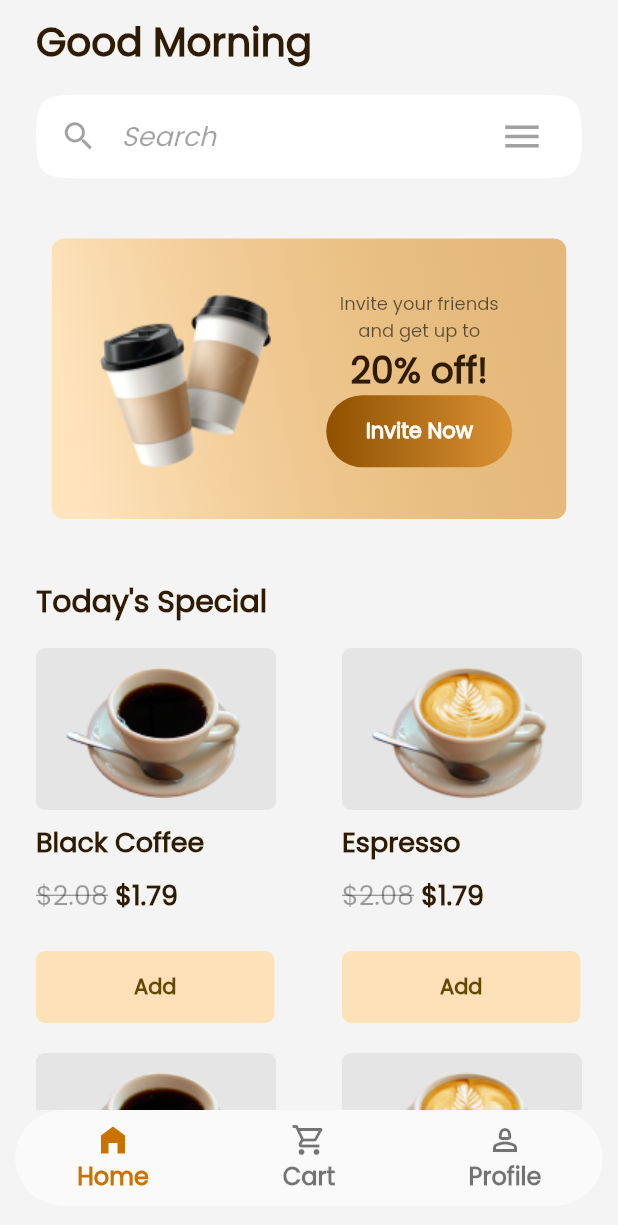
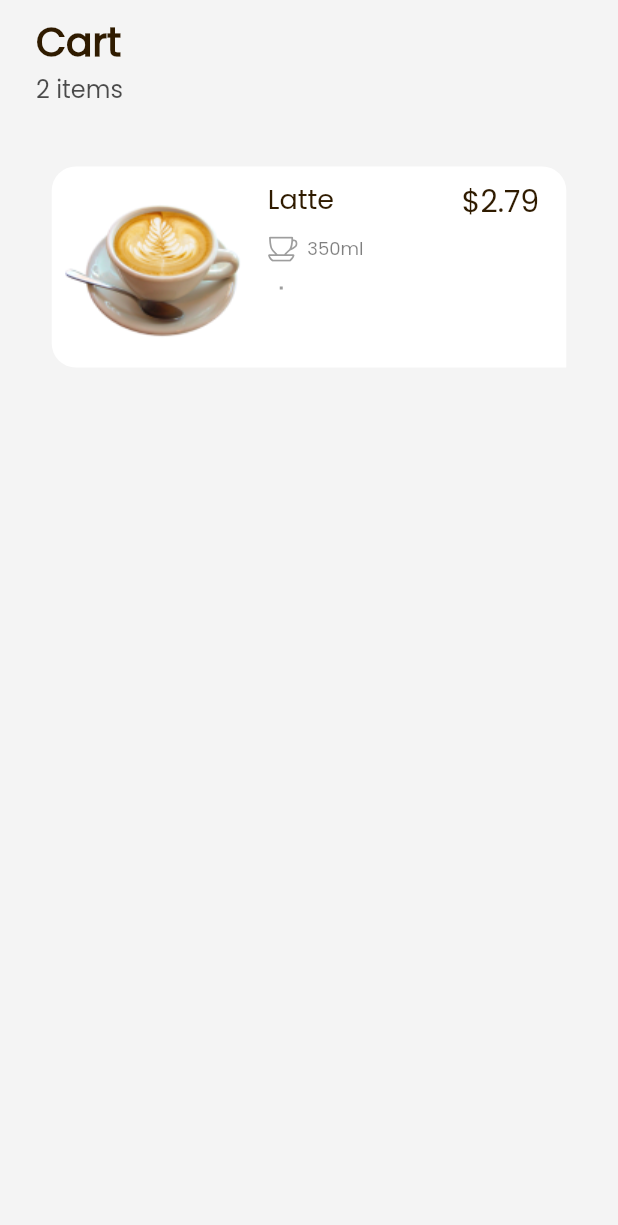
Before and after one commit to skfareeduddin/brewista, a Flutter app: the screen it shows after launch, on a phone screen of 412 x 824 dp. Shown: the top 1225 px of the screen. Run offline on Flutter 3.47's test engine with Material 2 defaults, Android fonts, the phone set to English and light mode, and no system bars; our stand-ins replace flutter_svg.

Commit message:
Adding Cart Screen.

```diff
--- a/lib/main.dart
+++ b/lib/main.dart
@@ -1,3 +1,4 @@
+import 'package:brewista/screens/cart.dart';
 import 'package:brewista/screens/home.dart';
 import 'package:brewista/screens/profile.dart';
 import 'package:brewista/screens/sign_up.dart';
@@ -13,11 +14,12 @@ class Brewista extends StatelessWidget {
   @override
   Widget build(BuildContext context) {
     return MaterialApp(
-      initialRoute: HomeScreen.id,
+      initialRoute: CartScreen.id,
       routes: {
         SignUp.id: (context) => const SignUp(),
         HomeScreen.id: (context) => const HomeScreen(),
         ProfileScreen.id: (context) => const ProfileScreen(),
+        CartScreen.id: (context) => const CartScreen(),
       },
     );
   }
--- /dev/null
+++ b/lib/screens/cart.dart
@@ -0,0 +1,170 @@
+import 'package:flutter/material.dart';
+import 'package:flutter_svg/flutter_svg.dart';
+
+class CartScreen extends StatefulWidget {
+  static const id = 'cart';
+
+  const CartScreen({super.key});
+
+  @override
+  State<CartScreen> createState() => _CartScreenState();
+}
+
+class _CartScreenState extends State<CartScreen> {
+  @override
+  Widget build(BuildContext context) {
+    return Scaffold(
+      backgroundColor: const Color(0xFFF4F4F4),
+      body: SafeArea(
+        child: Padding(
+          padding: const EdgeInsets.symmetric(vertical: 8.0, horizontal: 24.0),
+          child: Column(
+            children: [
+              const Align(
+                alignment: Alignment.centerLeft,
+                child: Text(
+                  'Cart',
+                  style: TextStyle(
+                    color: Color(0xFF2F1B00),
+                    fontSize: 26,
+                    fontFamily: 'Poppins',
+                    fontWeight: FontWeight.w600,
+                  ),
+                ),
+              ),
+              Align(
+                alignment: Alignment.centerLeft,
+                child: Text(
+                  '2 items',
+                  style: TextStyle(
+                    color: Colors.black.withOpacity(0.699999988079071),
+                    fontSize: 16,
+                    fontFamily: 'Poppins',
+                    fontWeight: FontWeight.w400,
+                  ),
+                ),
+              ),
+              const SizedBox(height: 40.0),
+              Container(
+                width: 343.0,
+                height: 134.0,
+                padding:
+                    const EdgeInsets.only(top: 8, left: 6, right: 5, bottom: 8),
+                decoration: const ShapeDecoration(
+                  color: Colors.white,
+                  shape: RoundedRectangleBorder(
+                    borderRadius: BorderRadius.only(
+                      topLeft: Radius.circular(16),
+                      topRight: Radius.circular(16),
+                      bottomLeft: Radius.circular(16),
+                    ),
+                  ),
+                ),
+                child: Row(
+                  children: [
+                    Image.asset('assets/espresso.png'),
+                    const SizedBox(width: 12.0),
+                    Column(
+                      crossAxisAlignment: CrossAxisAlignment.start,
+                      children: [
+                        Container(
+                          width: 181,
+                          height: 30,
+                          child: const Row(
+                            mainAxisSize: MainAxisSize.min,
+                            mainAxisAlignment: MainAxisAlignment.start,
+                            crossAxisAlignment: CrossAxisAlignment.start,
+                            children: [
+                              SizedBox(
+                                width: 119,
+                                height: 22,
+                                child: Text(
+                                  'Latte',
+                                  style: TextStyle(
+                                    color: Color(0xFF2F1B00),
+                                    fontSize: 18,
+                                    fontFamily: 'Poppins',
+                                    fontWeight: FontWeight.w400,
+                                    height: 0,
+                                  ),
+                                ),
+                              ),
+                              SizedBox(width: 4),
+                              Expanded(
+                                child: SizedBox(
+                                  height: double.infinity,
+                                  child: Text(
+                                    '\$2.79',
+                                    textAlign: TextAlign.right,
+                                    style: TextStyle(
+                                      color: Color(0xFF2F1B00),
+                                      fontSize: 20,
+                                      fontFamily: 'Poppins',
+                                      fontWeight: FontWeight.w500,
+                                      height: 0,
+                                    ),
+                                  ),
+                                ),
+                              ),
+                            ],
+                          ),
+                        ),
+                        const SizedBox(height: 8.0),
+                        Row(
+                          mainAxisSize: MainAxisSize.min,
+                          mainAxisAlignment: MainAxisAlignment.end,
+                          crossAxisAlignment: CrossAxisAlignment.center,
+                          children: [
+                            SvgPicture.asset(
+                              'assets/cup_1.svg',
+                              color: Colors.grey,
+                              width: 20.0,
+                            ),
+                            Container(
+                              child: Text(
+                                '  350ml',
+                                style: TextStyle(
+                                  color: Colors.black.withOpacity(0.5),
+                                  fontSize: 12,
+                                  fontFamily: 'Poppins',
+                                  fontWeight: FontWeight.w400,
+                                ),
+                              ),
+                            ),
+                          ],
+                        ),
+                        const SizedBox(height: 8.0),
+                        Row(
+                          children: [
+                            Container(
+                              padding: const EdgeInsets.all(8.0),
+                              child: Container(
+                                // TODO: make the counter and continue from here
+                                child: Row(),
+                                decoration: BoxDecoration(
+                                  shape: BoxShape.rectangle,
+                                  border: Border.all(
+                                      color: Colors.grey,
+                                      width: 1.0,
+                                      style: BorderStyle.solid),
+                                ),
+                              ),
+                            ),
+                            const SizedBox(width: 12.0),
+                            Container(
+                              padding: const EdgeInsets.all(8.0),
+                            ),
+                          ],
+                        ),
+                      ],
+                    )
+                  ],
+                ),
+              ),
+            ],
+          ),
+        ),
+      ),
+    );
+  }
+}
```
